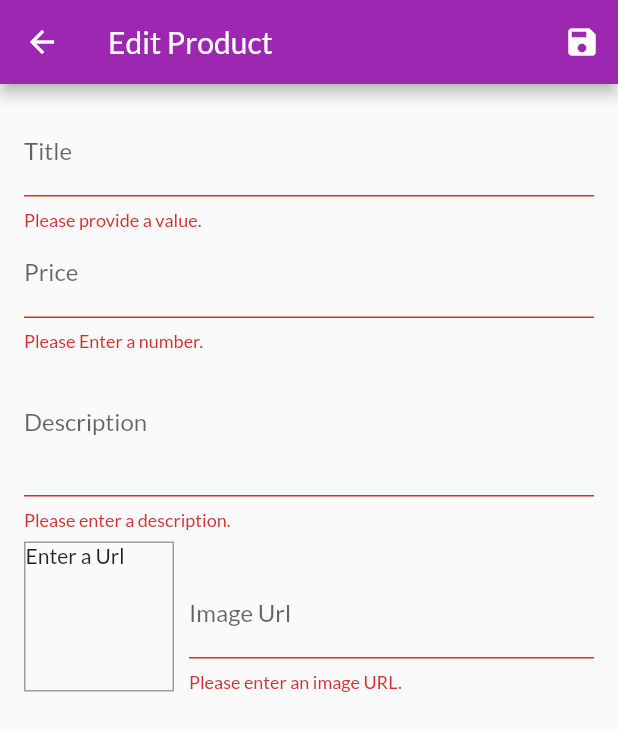
After one commit to puneet2715/shop_app, a Flutter app: the EditProductScreen screen opened by its route, after a tap on the "save" icon, on a phone screen of 412 x 824 dp. The commit adds this screen. Shown: the top 731 px of the screen. Run offline on Flutter 3.47's test engine with Material 2 defaults, Android fonts, the phone set to English and light mode, and no system bars; network calls fail.

Commit message:
storing data locally while add/edit/del products

```diff
--- a/lib/main.dart
+++ b/lib/main.dart
@@ -8,6 +8,8 @@ import './providers/products.dart';
 import './providers/cart.dart';
 import './providers/orders.dart';
 import './screens/orders_screen.dart';
+import './screens/user_products_screen.dart';
+import './screens/edit_product_screen.dart';
 
 void main() => runApp(MyApp());
 
@@ -39,6 +41,8 @@ class MyApp extends StatelessWidget {
           ProductDetailScreen.routeName: (ctx) => ProductDetailScreen(),
           CartScreen.routeName: (ctx) => CartScreen(),
           OrdersScreen.routeName: (ctx) => OrdersScreen(),
+          UserProductsScreen.routeName: (ctx) => UserProductsScreen(),
+          EditProductScreen.routeName: (ctx) => EditProductScreen(),
         },
       ),
     );
--- a/lib/providers/products.dart
+++ b/lib/providers/products.dart
@@ -64,8 +64,31 @@ class Products with ChangeNotifier {
   //   notifyListeners();
   // }
 
-  void addProduct() {
-    // _items.add(value);
+  void addProduct(Product product) {
+    final newProduct = Product(
+      title: product.title,
+      description: product.description,
+      price: product.price,
+      imageUrl: product.imageUrl,
+      id: DateTime.now().toString(),
+    );
+    _items.add(newProduct); // at the end of the list
+    //_items.insert(0, newProduct); //at the start of the list
+    notifyListeners();
+  }
+
+  void updateProduct(String id, Product newProduct) {
+    final prodIndex = _items.indexWhere((prod) => prod.id == id);
+    if (prodIndex >= 0) {
+      _items[prodIndex] = newProduct;
+      notifyListeners();
+    } else {
+      print('...');
+    }
+  }
+
+  void deleteProduct(String id) {
+    _items.removeWhere((prod) => prod.id == id);
     notifyListeners();
   }
 }
--- /dev/null
+++ b/lib/screens/edit_product_screen.dart
@@ -0,0 +1,248 @@
+import 'package:flutter/material.dart';
+import 'package:provider/provider.dart';
+
+import '../providers/product.dart';
+import '../providers/products.dart';
+
+class EditProductScreen extends StatefulWidget {
+  static const routeName = '/edit-product';
+
+  @override
+  _EditProductScreenState createState() => _EditProductScreenState();
+}
+
+class _EditProductScreenState extends State<EditProductScreen> {
+  // final _priceFocusNode = FocusNode(); // unnessecary here
+  final _imageUrlController = TextEditingController();
+  final _imageUrlFocusNode = FocusNode();
+  final _form = GlobalKey<FormState>();
+  var _editedProduct = Product(
+    id: null,
+    title: '',
+    description: '',
+    price: 0,
+    imageUrl: '',
+  );
+
+  var _initValues = {
+    'title': '',
+    'description': '',
+    'price': '',
+    'imageUrl': '',
+  };
+  var _isInit = true;
+
+  @override
+  void initState() {
+    _imageUrlFocusNode.addListener(_updateImageUrl);
+    super.initState();
+  }
+
+  @override
+  void didChangeDependencies() {
+    if (_isInit) {
+      final productId = ModalRoute.of(context).settings.arguments as String;
+      if (productId != null) {
+        _editedProduct =
+            Provider.of<Products>(context, listen: false).findById(productId);
+        _initValues = {
+          'title': _editedProduct.title,
+          'description': _editedProduct.description,
+          'price': _editedProduct.price.toString(),
+          // 'imageUrl': _editedProduct.title,
+          'imageUrl': '',
+        };
+        _imageUrlController.text = _editedProduct.imageUrl;
+      }
+    }
+    _isInit = false;
+    super.didChangeDependencies();
+  }
+
+  @override
+  void dispose() {
+    _imageUrlFocusNode.removeListener(_updateImageUrl);
+    _imageUrlController.dispose();
+    _imageUrlFocusNode.dispose();
+    super.dispose();
+  }
+
+  void _updateImageUrl() {
+    if (!_imageUrlFocusNode.hasFocus) {
+      if ((!_imageUrlController.text.startsWith('http') &&
+              !_imageUrlController.text.startsWith('https')) ||
+          (_imageUrlController.text.endsWith('.png') &&
+              !_imageUrlController.text.endsWith('.jpg') &&
+              !_imageUrlController.text.endsWith('.jpeg'))) return;
+      setState(() {});
+    }
+  }
+
+  void _saveForm() {
+    final isValid = _form.currentState.validate();
+    if (!isValid) {
+      return;
+    }
+    _form.currentState.save();
+    if (_editedProduct.id != null) {
+      Provider.of<Products>(context, listen: false)
+          .updateProduct(_editedProduct.id, _editedProduct);
+    } else {
+      Provider.of<Products>(context, listen: false).addProduct(_editedProduct);
+    }
+    Navigator.of(context).pop();
+  }
+
+  @override
+  Widget build(BuildContext context) {
+    return Scaffold(
+      appBar: AppBar(
+        title: Text('Edit Product'),
+        actions: <Widget>[
+          IconButton(
+            icon: Icon(Icons.save),
+            onPressed: _saveForm,
+          )
+        ],
+      ),
+      body: Padding(
+        padding: const EdgeInsets.all(16.0),
+        child: Form(
+          key: _form,
+          child: ListView(
+            children: <Widget>[
+              TextFormField(
+                initialValue: _initValues['title'],
+                decoration: InputDecoration(labelText: 'Title'),
+                textInputAction: TextInputAction.next,
+                onFieldSubmitted: (_) {
+                  // FocusScope.of(context).requestFocus(_priceFocusNode); //unnessecary
+                },
+                validator: (value) {
+                  if (value.isEmpty)
+                    return 'Please provide a value.'; //message means error occured
+                  return null; // null means no error
+                },
+                onSaved: (value) {
+                  _editedProduct = Product(
+                    id: _editedProduct.id,
+                    title: value,
+                    description: _editedProduct.description,
+                    price: _editedProduct.price,
+                    imageUrl: _editedProduct.imageUrl,
+                    isFavourite: _editedProduct.isFavourite,
+                  );
+                },
+              ),
+              TextFormField(
+                initialValue: _initValues['price'],
+                decoration: InputDecoration(labelText: 'Price'),
+                textInputAction: TextInputAction.next,
+                keyboardType: TextInputType.number,
+                // focusNode: _priceFocusNode, //unnessecary
+                // onFieldSubmitted: (_) => FocusScope.of(context).requestFocus(_descriptionFocusNode)// unnessecary,
+                validator: (value) {
+                  if (value.isEmpty) return 'Please Enter a number.';
+                  if (double.tryParse(value) == null)
+                    return 'PLease enter a valid number.';
+                  if (double.parse(value) <= 0)
+                    return 'Please enter a number greater than zero';
+                  return null;
+                },
+                onSaved: (value) {
+                  _editedProduct = Product(
+                    id: _editedProduct.id,
+                    title: _editedProduct.title,
+                    description: _editedProduct.description,
+                    price: double.parse(value),
+                    imageUrl: _editedProduct.imageUrl,
+                    isFavourite: _editedProduct.isFavourite,
+                  );
+                },
+              ),
+              TextFormField(
+                initialValue: _initValues['description'],
+                decoration: InputDecoration(labelText: 'Description'),
+                maxLines: 3,
+                keyboardType: TextInputType.multiline,
+                validator: (value) {
+                  if (value.isEmpty) return 'Please enter a description.';
+                  if (value.length < 10)
+                    return 'Description should be atleast 10 characters long.';
+                  return null;
+                },
+                onSaved: (value) {
+                  _editedProduct = Product(
+                    id: _editedProduct.id,
+                    title: _editedProduct.title,
+                    description: value,
+                    price: _editedProduct.price,
+                    imageUrl: _editedProduct.imageUrl,
+                    isFavourite: _editedProduct.isFavourite,
+                  );
+                },
+              ),
+              Row(
+                crossAxisAlignment: CrossAxisAlignment.end,
+                children: <Widget>[
+                  Container(
+                      width: 100,
+                      height: 100,
+                      margin: EdgeInsets.only(
+                        top: 8,
+                        right: 10,
+                      ),
+                      decoration: BoxDecoration(
+                        border: Border.all(
+                          width: 1,
+                          color: Colors.grey,
+                        ),
+                      ),
+                      child: _imageUrlController.text.isEmpty
+                          ? Text('Enter a Url')
+                          : FittedBox(
+                              child: Image.network(
+                                _imageUrlController.text,
+                                fit: BoxFit.cover,
+                              ),
+                            )),
+                  Expanded(
+                    child: TextFormField(
+                      decoration: InputDecoration(labelText: 'Image Url'),
+                      keyboardType: TextInputType.url,
+                      textInputAction: TextInputAction.done,
+                      controller: _imageUrlController,
+                      focusNode: _imageUrlFocusNode,
+                      onFieldSubmitted: (_) => _saveForm(),
+                      validator: (value) {
+                        if (value.isEmpty) return 'Please enter an image URL.';
+                        if (!value.startsWith('http') &&
+                            !value.startsWith('https'))
+                          return 'Please enter a valid Url';
+                        if (!value.endsWith('.png') &&
+                            !value.endsWith('.jpg') &&
+                            !value.endsWith('.jpeg'))
+                          return 'Please enter a valid Image Url';
+                        return null;
+                      },
+                      onSaved: (value) {
+                        _editedProduct = Product(
+                          id: _editedProduct.id,
+                          title: _editedProduct.title,
+                          description: _editedProduct.description,
+                          price: _editedProduct.price,
+                          imageUrl: value,
+                          isFavourite: _editedProduct.isFavourite,
+                        );
+                      },
+                    ),
+                  ),
+                ],
+              )
+            ],
+          ),
+        ),
+      ),
+    );
+  }
+}
--- a/lib/widgets/app_drawer.dart
+++ b/lib/widgets/app_drawer.dart
@@ -1,6 +1,7 @@
 import 'package:flutter/material.dart';
 
 import '../screens/orders_screen.dart';
+import '../screens/user_products_screen.dart';
 
 class AppDrawer extends StatelessWidget {
   @override
@@ -29,6 +30,15 @@ class AppDrawer extends StatelessWidget {
                   .pushReplacementNamed(OrdersScreen.routeName);
             },
           ),
+          Divider(),
+          ListTile(
+            leading: Icon(Icons.edit),
+            title: Text('Manage Orders'),
+            onTap: () {
+              Navigator.of(context)
+                  .pushReplacementNamed(UserProductsScreen.routeName);
+            },
+          ),
         ],
       ),
     );
```
Also changed, not shown: lib/providers/cart.dart (+20 -0 lines), lib/screens/user_products_screen.dart (added, +46 -0 lines), lib/widgets/cart_item.dart (+22 -0 lines), lib/widgets/product_item.dart (+13 -0 lines), lib/widgets/user_product_item.dart (added, +47 -0 lines).
